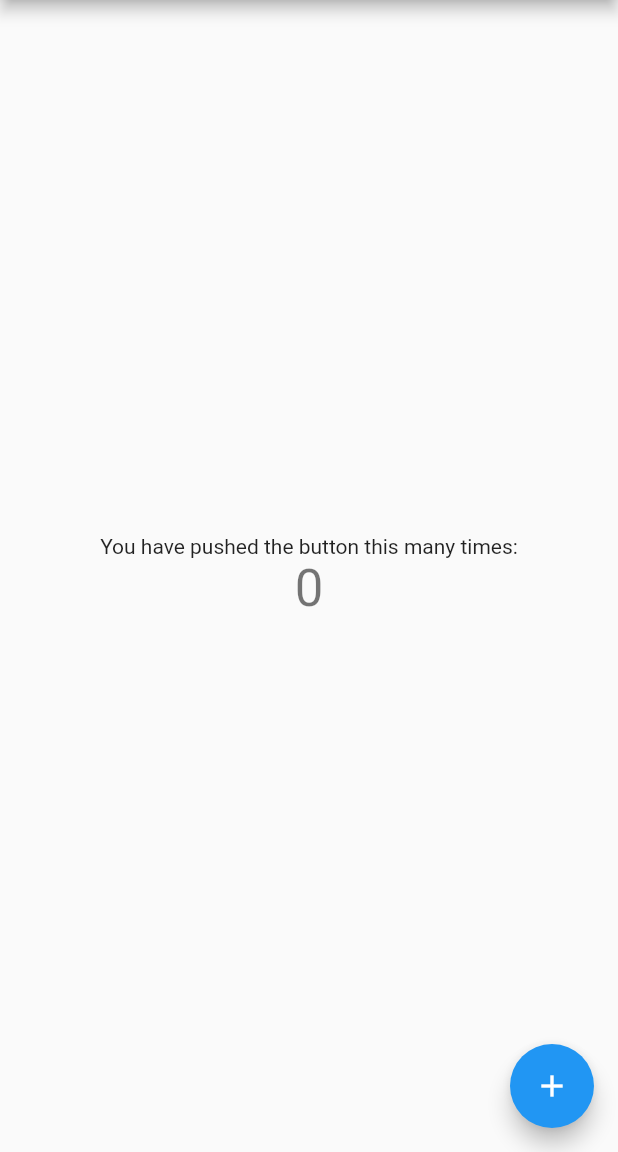
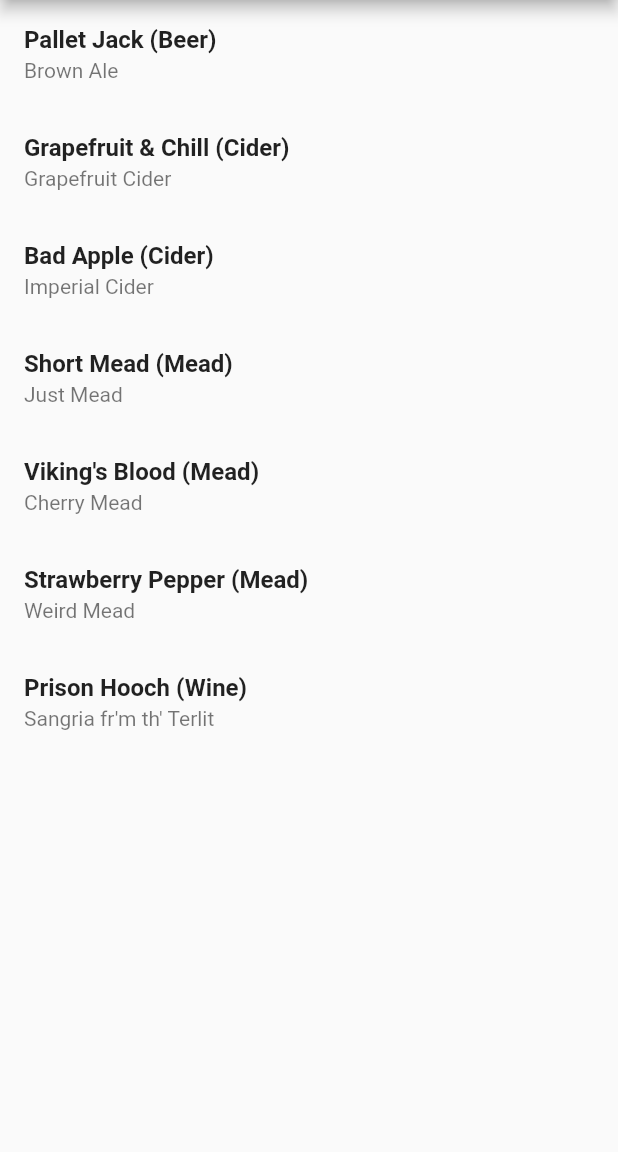
Before and after one commit to kylevgriffith/brew_notes, a Flutter app: the screen it shows after launch, on a phone screen of 412 x 824 dp, the part 84-1236 px from its top. Run offline on Flutter 3.47's test engine with Material 2 defaults, Android fonts, the light colour scheme and no system bars.

Commit message:
added testing data, home page renders list of recipes from basic json data.

```diff
--- a/lib/data/recipes.json
+++ b/lib/data/recipes.json
@@ -0,0 +1,9 @@
+[
+  {"type": 1, "name": "Pallet Jack", "description": "Brown Ale"},
+  {"type": 2, "name": "Grapefruit & Chill", "description": "Grapefruit Cider"},
+  {"type": 2, "name": "Bad Apple", "description": "Imperial Cider"},
+  {"type": 3, "name": "Short Mead", "description": "Just Mead"},
+  {"type": 3, "name": "Viking's Blood", "description": "Cherry Mead"},
+  {"type": 3, "name": "Strawberry Pepper", "description": "Weird Mead"},
+  {"type": 4, "name": "Prison Hooch", "description": "Sangria fr'm th' Terlit"}
+]
--- a/lib/models/Attempt.dart
+++ b/lib/models/Attempt.dart
@@ -4,7 +4,7 @@
 // List of notes should be able to be changed at any time.
 class Attempt {
   DateTime start;
-  DateTime end;
+  DateTime? end;
   num rating;
   num abv;
   var temps = <DateTime, num>{};
@@ -12,7 +12,7 @@ class Attempt {
   var readings = <DateTime, num>{};
   var notes = <String>[];
 
-  Attempt(this.start, int duration);
+  Attempt(this.start, this.rating, this.abv);
 
   addTemp(DateTime time, num temp) {
     this.temps[time] = temp;
--- a/lib/pages/home_page.dart
+++ b/lib/pages/home_page.dart
@@ -1,43 +1,59 @@
+import 'dart:convert';
 import 'dart:io';
 
 import 'package:flutter/material.dart';
 import 'package:path_provider/path_provider.dart';
 
-class RecipeStorage {
-  Future<String> get _localPath async {
-    final directory = await getApplicationSupportDirectory();
+// class RecipeStorage {
+//   Future<String> get _localPath async {
+//     final directory = await getApplicationSupportDirectory();
 
-    return directory.path;
-  }
+//     return directory.path;
+//   }
 
-  Future<File> get _localFile async {
-    final path = await _localPath;
-    return File('$path/recipes.txt');
-  }
+//   Future<File> get _localFile async {
+//     final path = await _localPath;
+//     return File('$path/recipes.txt');
+//   }
 
-  Future<String> readRecipes() async {
-    try {
-      final file = await _localFile;
-      // read the file
-      String contents = await file.readAsString();
+//   Future<String> readRecipes() async {
+//     try {
+//       final file = await _localFile;
+//       // read the file
+//       String contents = await file.readAsString();
 
-      // TODO: how to return/build list of recipes?
-      return contents;
-    } catch (e) {
-      return e.toString();
-    }
-  }
+//       // TODO: how to return/build list of recipes?
+//       return contents;
+//     } catch (e) {
+//       return e.toString();
+//     }
+//   }
 
-  Future<File> writeRecipes(String recipes) async {
-    final file = await _localFile;
+//   Future<File> writeRecipes(String recipes) async {
+//     final file = await _localFile;
 
-    // write the file
-    return file.writeAsString('$recipes');
-  }
-}
+//     // write the file
+//     return file.writeAsString('$recipes');
+//   }
+// }
+
+// enum RecipieTypes { Beer, Cider, Mead, Wine }
+List<String> recipeTypes = ['Beer', 'Cider', 'Mead', 'Wine'];
+
+String retrievedJson = """
+  [
+    {"type": 0, "name": "Pallet Jack", "description": "Brown Ale"},
+    {"type": 1, "name": "Grapefruit & Chill", "description": "Grapefruit Cider"},
+    {"type": 1, "name": "Bad Apple", "description": "Imperial Cider"},
+    {"type": 2, "name": "Short Mead", "description": "Just Mead"},
+    {"type": 2, "name": "Viking's Blood", "description": "Cherry Mead"},
+    {"type": 2, "name": "Strawberry Pepper", "description": "Weird Mead"},
+    {"type": 3, "name": "Prison Hooch", "description": "Sangria fr'm th' Terlit"}
+  ]
+  """;
 
 class MyHomePage extends StatefulWidget {
-  MyHomePage({Key key, this.title}) : super(key: key);
+  MyHomePage({Key? key, required this.title}) : super(key: key);
 
   // This widget is the home page of your application. It is stateful, meaning
   // that it has a State object (defined below) that contains fields that affect
@@ -49,12 +65,16 @@ class MyHomePage extends StatefulWidget {
   // always marked "final".
 
   final String title;
+  // final List<RecipieTypes> rTypes = RecipieTypes.values;
+  final List<String> rTypes = recipeTypes;
 
   @override
   _MyHomePageState createState() => _MyHomePageState();
 }
 
 class _MyHomePageState extends State<MyHomePage> {
+  List<dynamic> _recipes = jsonDecode(retrievedJson);
+
   int _counter = 0;
 
   void _incrementCounter() {
@@ -85,38 +105,36 @@ class _MyHomePageState extends State<MyHomePage> {
       body: Center(
         // Center is a layout widget. It takes a single child and positions it
         // in the middle of the parent.
-        child: Column(
-          // Column is also a layout widget. It takes a list of children and
-          // arranges them vertically. By default, it sizes itself to fit its
-          // children horizontally, and tries to be as tall as its parent.
-          //
-          // Invoke "debug painting" (press "p" in the console, choose the
-          // "Toggle Debug Paint" action from the Flutter Inspector in Android
-          // Studio, or the "Toggle Debug Paint" command in Visual Studio Code)
-          // to see the wireframe for each widget.
-          //
-          // Column has various properties to control how it sizes itself and
-          // how it positions its children. Here we use mainAxisAlignment to
-          // center the children vertically; the main axis here is the vertical
-          // axis because Columns are vertical (the cross axis would be
-          // horizontal).
-          mainAxisAlignment: MainAxisAlignment.center,
-          children: <Widget>[
-            Text(
-              'You have pushed the button this many times:',
-            ),
-            Text(
-              '$_counter',
-              style: Theme.of(context).textTheme.headline4,
-            ),
-          ],
+        // child: Column(
+        //   // Column is also a layout widget. It takes a list of children and
+        //   // arranges them vertically. By default, it sizes itself to fit its
+        //   // children horizontally, and tries to be as tall as its parent.
+        //   //
+        //   // Invoke "debug painting" (press "p" in the console, choose the
+        //   // "Toggle Debug Paint" action from the Flutter Inspector in Android
+        //   // Studio, or the "Toggle Debug Paint" command in Visual Studio Code)
+        //   // to see the wireframe for each widget.
+        //   //
+        //   // Column has various properties to control how it sizes itself and
+        //   // how it positions its children. Here we use mainAxisAlignment to
+        //   // center the children vertically; the main axis here is the vertical
+        //   // axis because Columns are vertical (the cross axis would be
+        //   // horizontal).
+        //   mainAxisAlignment: MainAxisAlignment.center,
+        //   children: <Widget>[],
+        child: ListView.builder(
+          itemCount: _recipes.length,
+          itemBuilder: (context, index) {
+            return ListTile(
+              title: Text(
+                  '${_recipes[index]['name']} ' +
+                      '(${widget.rTypes[_recipes[index]['type']]})',
+                  style: TextStyle(fontWeight: FontWeight.bold)),
+              subtitle: Text('${_recipes[index]['description']}'),
+            );
+          },
         ),
       ),
-      floatingActionButton: FloatingActionButton(
-        onPressed: _incrementCounter,
-        tooltip: 'Increment',
-        child: Icon(Icons.add),
-      ), // This trailing comma makes auto-formatting nicer for build methods.
     );
   }
 }
--- a/pubspec.yaml
+++ b/pubspec.yaml
@@ -18,7 +18,7 @@ publish_to: 'none' # Remove this line if you wish to publish to pub.dev
 version: 1.0.0+1
 
 environment:
-  sdk: ">=2.7.0 <3.0.0"
+  sdk: ">=2.12.0 <3.0.0"
 
 dependencies:
   flutter:
```
Also changed, not shown: pubspec.lock.
